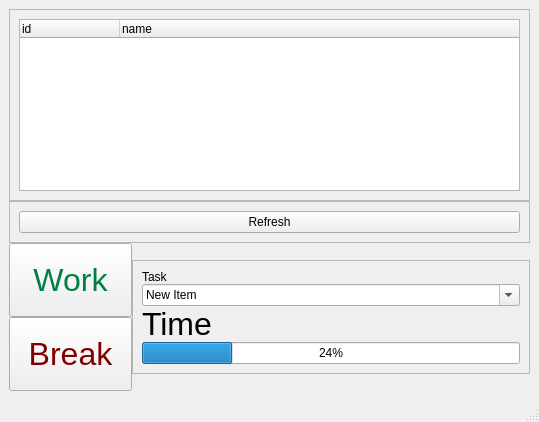
The window that task_list.ui (aclark73/TaskList) describes before a commit, drawn with Qt 5.
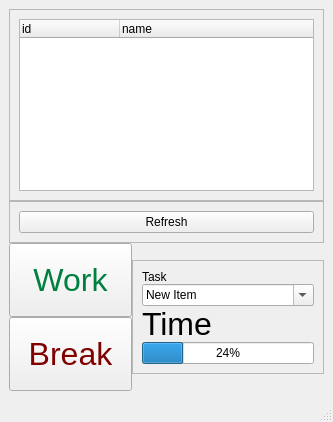
The same window after the commit.

What changed in the file:
```diff
--- a/task_list.ui
+++ b/task_list.ui
@@ -6,7 +6,7 @@
    <rect>
     <x>0</x>
     <y>0</y>
-    <width>539</width>
+    <width>333</width>
     <height>422</height>
    </rect>
   </property>
```
Left out of the diff: 3 changed lines with no effect on the pictures.
